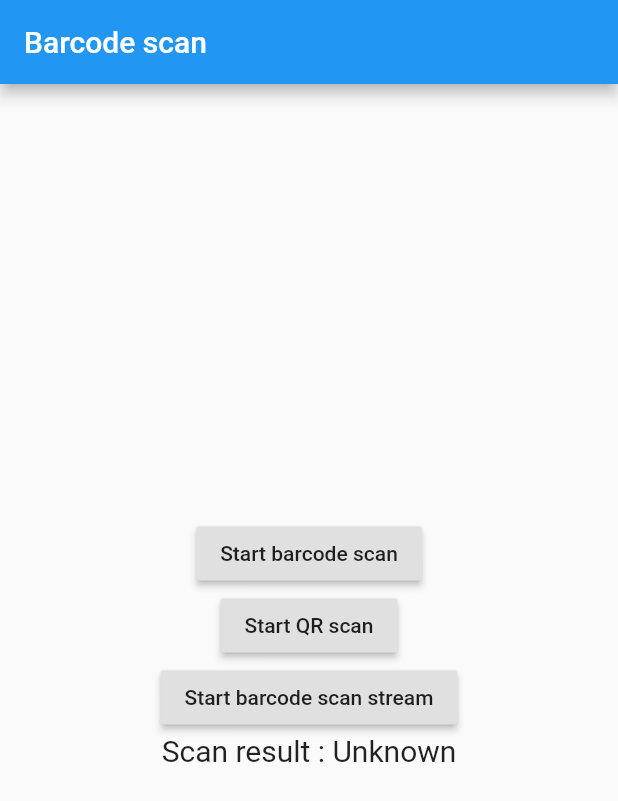
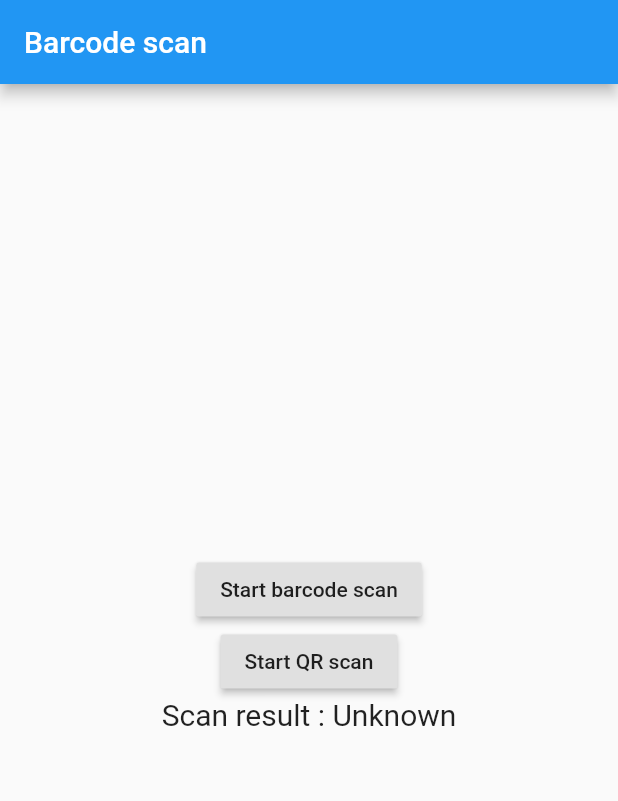
Before and after one commit to teodorkasap/flutter_barcode_test, a Flutter app: the screen it shows after launch, on a phone screen of 412 x 824 dp. Shown: the top 801 px of the screen. Run offline on Flutter 3.47's test engine with Material 2 defaults, Android fonts, the phone set to English and light mode, and no system bars; missing offline and left inert: flutter_barcode_scanner.

Commit message:
cancelled the method for streaming scan

```diff
--- a/lib/main.dart
+++ b/lib/main.dart
@@ -19,11 +19,11 @@ class _MyAppState extends State<MyApp> {
     super.initState();
   }
 
-  startBarcodeScanStream() async {
-    FlutterBarcodeScanner.getBarcodeStreamReceiver(
-        "#ff6666", "Cancel", true, ScanMode.BARCODE)
-        .listen((barcode) => print(barcode));
-  }
+  // startBarcodeScanStream() async {
+  //   FlutterBarcodeScanner.getBarcodeStreamReceiver(
+  //       "#ff6666", "Cancel", true, ScanMode.BARCODE)
+  //       .listen((barcode) => print(barcode));
+  // }
 
   Future<void> scanQR() async {
     String barcodeScanRes;
@@ -86,9 +86,9 @@ class _MyAppState extends State<MyApp> {
                         RaisedButton(
                             onPressed: () => scanQR(),
                             child: Text("Start QR scan")),
-                        RaisedButton(
-                            onPressed: () => startBarcodeScanStream(),
-                            child: Text("Start barcode scan stream")),
+                        // RaisedButton(
+                        //     onPressed: () => startBarcodeScanStream(),
+                        //     child: Text("Start barcode scan stream")),
                         Text('Scan result : $_scanBarcode\n',
                             style: TextStyle(fontSize: 20))
                       ]));
```
